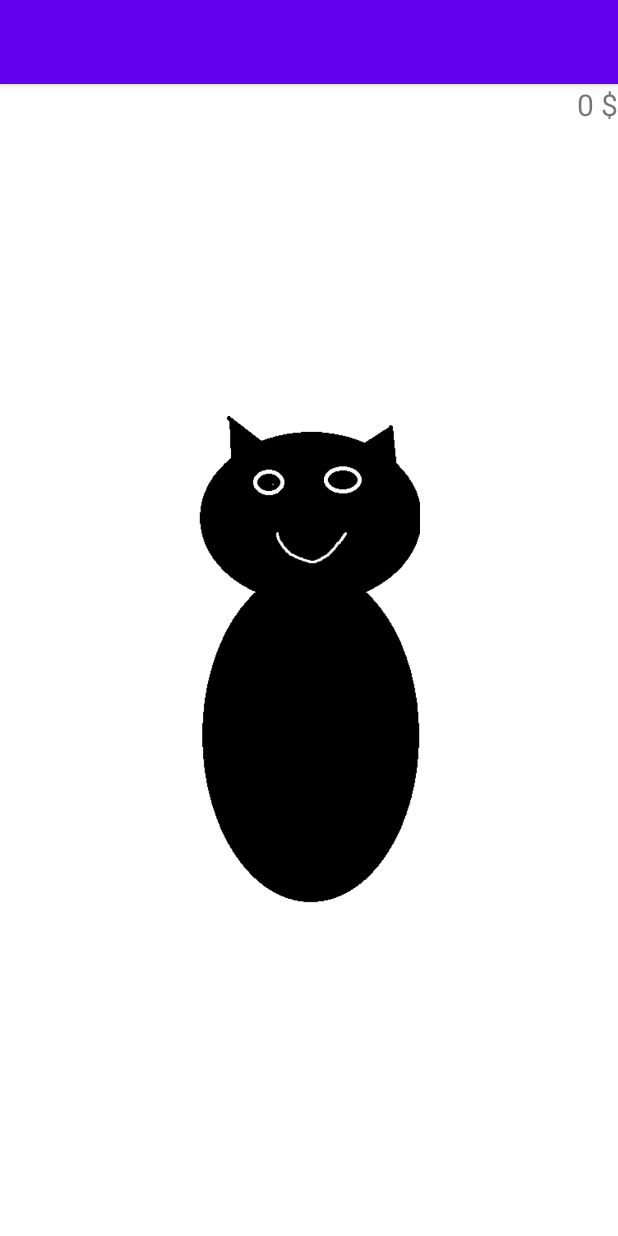
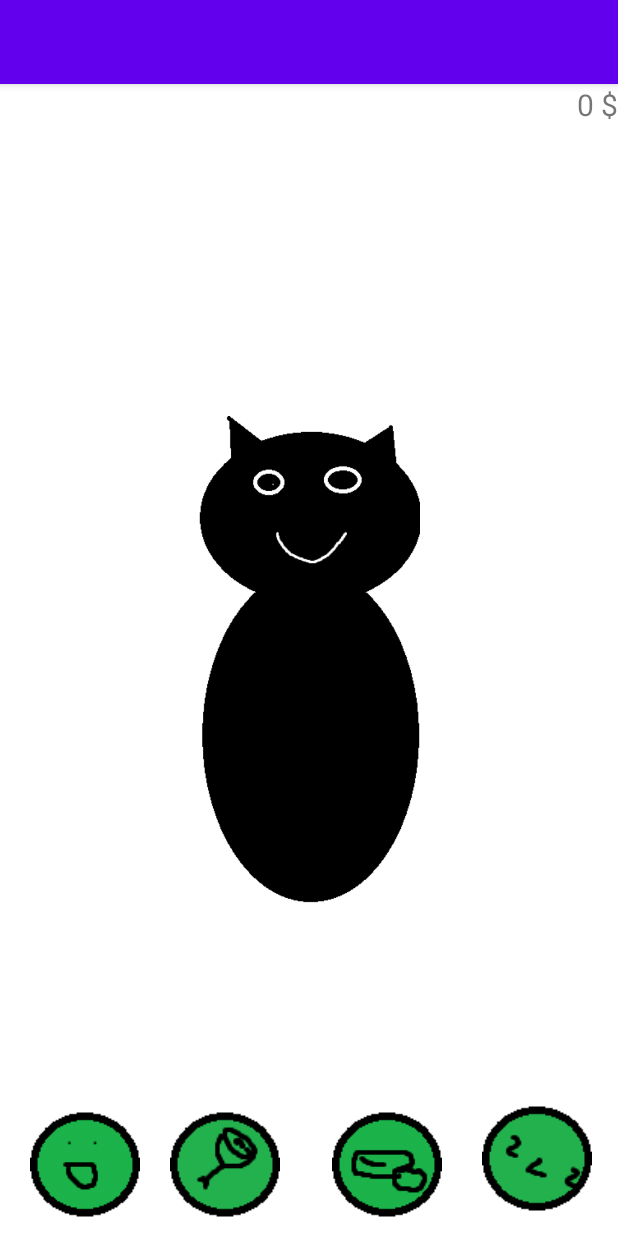
Before and after one commit to kingulin/MyLittleCatGame, an Android app: the screen it shows after launch (MainActivity), on a phone screen of 412 x 824 dp. Run offline under Robolectric (Android 15) with nearby library versions, the phone set to English and light mode, and no system bars.

Commit message:
cat changing his moods

```diff
--- a/app/src/main/java/com/example/mylittlecat/MainActivity.java
+++ b/app/src/main/java/com/example/mylittlecat/MainActivity.java
@@ -16,10 +16,14 @@ import java.util.logging.LogRecord;
 public class MainActivity extends AppCompatActivity {
 
     public ImageView catMood;
+    public ImageView Mood;
     public int catMoodNum = 100;
+    public ImageView Clean;
     public boolean IsCatClean = true;
     public static int CatClean = 100;
+    public ImageView Hungry;
    public static int CatHungry = 100;
+    public ImageView Sleep;
    public static int CatSleep = 100;
     public int money = 0;
     public String moneyShow;
@@ -32,10 +36,16 @@ public class MainActivity extends AppCompatActivity {
 //set cats mood
 
         catMood = findViewById(R.id.catMood);
+        Mood = findViewById(R.id.mood);
+        Clean = findViewById(R.id.clean);
+        Hungry = findViewById(R.id.hungry);
+        Sleep = findViewById(R.id.sleep);
         catMood.setOnClickListener(new View.OnClickListener() {
             @Override
             public void onClick(View v) {
+                if(catMoodNum <99){
                 catMoodNum +=2;
+                }
                 if(catMoodNum > 50){
              if(IsCatClean == true){
              catMood.setImageResource(R.drawable.cat_tap);
@@ -47,7 +57,6 @@ public class MainActivity extends AppCompatActivity {
         });
 
          //set stats change
-
         final Handler handler = new Handler();
      handler.postDelayed(new Runnable() {
          @Override
@@ -84,11 +93,33 @@ public class MainActivity extends AppCompatActivity {
                  IsCatClean = false;
                  catMood.setImageResource(R.drawable.cat_sad_dirty);
              }
+             //ico changes
+             if(CatClean >= 50) {Clean.setImageResource(R.drawable.clean_full);}
+             else if(CatClean >=20){Clean.setImageResource(R.drawable.clean_half);}
+             else if(CatClean >=1){Clean.setImageResource(R.drawable.clean_alittle);}
+             else {Clean.setImageResource(R.drawable.clean_none);}
+
+             if(catMoodNum >= 50) {Mood.setImageResource(R.drawable.mood_full);}
+             else if(catMoodNum >=20){Mood.setImageResource(R.drawable.mood_half);}
+             else if(catMoodNum >=1){Mood.setImageResource(R.drawable.mood_alittle);}
+             else {Mood.setImageResource(R.drawable.mood_none);}
+
+             if(CatSleep >= 50) {Sleep.setImageResource(R.drawable.sleep_full);}
+             else if(CatSleep >=20){Sleep.setImageResource(R.drawable.sleep_half);}
+             else if(CatSleep >=1){Sleep.setImageResource(R.drawable.sleep_alittle);}
+             else {Sleep.setImageResource(R.drawable.sleep_none);}
+
+             if(CatHungry >= 50) {Hungry.setImageResource(R.drawable.hungry_full);}
+             else if(CatHungry >=20){Hungry.setImageResource(R.drawable.hungry_half);}
+             else if(CatHungry >=1){Hungry.setImageResource(R.drawable.hungry_alittle);}
+             else {Hungry.setImageResource(R.drawable.hungry_none);}
 
              handler.postDelayed(this, 2*1000);
 
          }
      },2*1000);
+
+
         // sets money
 
         moneyShow = getString(R.string.money_status);
--- a/app/src/main/res/layout/activity_main.xml
+++ b/app/src/main/res/layout/activity_main.xml
@@ -25,4 +25,47 @@
         app:layout_constraintEnd_toEndOf="parent"
         app:layout_constraintTop_toTopOf="parent" />
 
+    <ImageView
+        android:id="@+id/clean"
+        android:layout_width="wrap_content"
+        android:layout_height="wrap_content"
+        android:layout_marginStart="24dp"
+        android:layout_marginBottom="12dp"
+        app:layout_constraintBottom_toBottomOf="parent"
+        app:layout_constraintEnd_toEndOf="parent"
+        app:layout_constraintHorizontal_bias="0.083"
+        app:layout_constraintStart_toEndOf="@+id/hungry"
+        app:srcCompat="@drawable/clean_full" />
+
+    <ImageView
+        android:id="@+id/hungry"
+        android:layout_width="wrap_content"
+        android:layout_height="wrap_content"
+        android:layout_marginStart="20dp"
+        android:layout_marginBottom="12dp"
+        app:layout_constraintBottom_toBottomOf="parent"
+        app:layout_constraintStart_toEndOf="@+id/mood"
+        app:srcCompat="@drawable/hungry_full" />
+
+    <ImageView
+        android:id="@+id/mood"
+        android:layout_width="wrap_content"
+        android:layout_height="wrap_content"
+        android:layout_marginStart="20dp"
+        android:layout_marginBottom="12dp"
+        app:layout_constraintBottom_toBottomOf="parent"
+        app:layout_constraintStart_toStartOf="parent"
+        app:srcCompat="@drawable/mood_full" />
+
+    <ImageView
+        android:id="@+id/sleep"
+        android:layout_width="wrap_content"
+        android:layout_height="wrap_content"
+        android:layout_marginBottom="16dp"
+        app:layout_constraintBottom_toBottomOf="parent"
+        app:layout_constraintEnd_toEndOf="parent"
+        app:layout_constraintHorizontal_bias="0.609"
+        app:layout_constraintStart_toEndOf="@+id/clean"
+        app:srcCompat="@drawable/sleep_full" />
+
 </androidx.constraintlayout.widget.ConstraintLayout>
```
Also changed, not shown: app/src/main/res/drawable/clean_alittle.png (added), app/src/main/res/drawable/clean_full.png (added), app/src/main/res/drawable/clean_half.png (added), app/src/main/res/drawable/clean_none.png (added), app/src/main/res/drawable/hungry_alittle.png (added), app/src/main/res/drawable/hungry_full.png (added), app/src/main/res/drawable/hungry_half.png (added), app/src/main/res/drawable/hungry_none.png (added), app/src/main/res/drawable/mood_alittle.png (added), app/src/main/res/drawable/mood_full.png (added), app/src/main/res/drawable/mood_half.png (added), app/src/main/res/drawable/mood_none.png (added), app/src/main/res/drawable/sleep_alittle.png (added), app/src/main/res/drawable/sleep_full.png (added), 2 more files.
